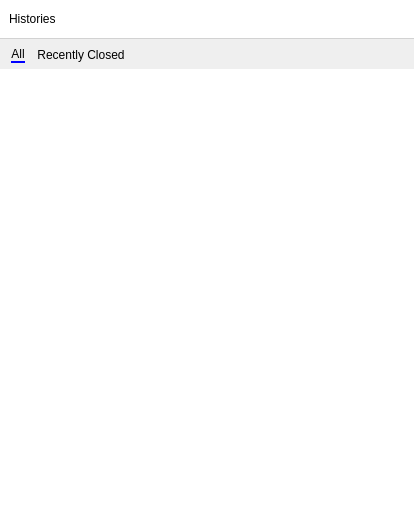
qyslamd/yi-guai, file src/widgets/HistoryWidget.ui: the form before one commit.
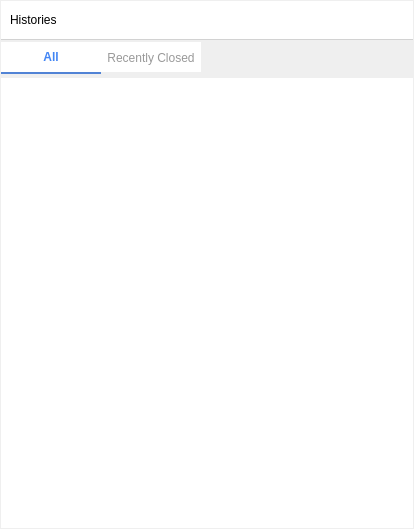
The form after the commit. Icons and pictures are not drawn.

Patch:
```diff
--- a/src/widgets/HistoryWidget.ui
+++ b/src/widgets/HistoryWidget.ui
@@ -18,16 +18,16 @@
     <number>0</number>
    </property>
    <property name="leftMargin">
-    <number>0</number>
+    <number>1</number>
    </property>
    <property name="topMargin">
-    <number>0</number>
+    <number>1</number>
    </property>
    <property name="rightMargin">
-    <number>0</number>
+    <number>1</number>
    </property>
    <property name="bottomMargin">
-    <number>0</number>
+    <number>1</number>
    </property>
    <item>
     <widget class="QStackedWidget" name="stackedWidget">
@@ -274,21 +274,33 @@
        <item>
         <widget class="QTabWidget" name="tabWidget">
          <property name="styleSheet">
-          <string notr="true">QTabWidget::pane {
-     border: none;
+          <string notr="true">QTabWidget {
+border: none;
+}
+QTabWidget::pane {
+border: none;
+top:4px;
  }
 QTabWidget::tab-bar {
-     left: 5px; 
- }
+alignment: center;
+}
+QTabBar::tab {
+    border:none;
+    background: #FFFFFF;
+    width: 100px;
+    height: 30px;
+    color: #999999;
+}
+QTabBar::tab:hover {
+    color:#84b2fc;
+}
 QTabBar::tab:selected {
-margin:6px;
-     border-bottom:2px solid blue;
 color:black;
- }
-QTabBar::tab:!selected {
-margin:6px;
-    border:none;
- }</string>
+color:#4285f4;
+font:bold;
+border-bottom:2px solid #5183D5;
+}
+</string>
          </property>
          <property name="currentIndex">
           <number>0</number>
```
